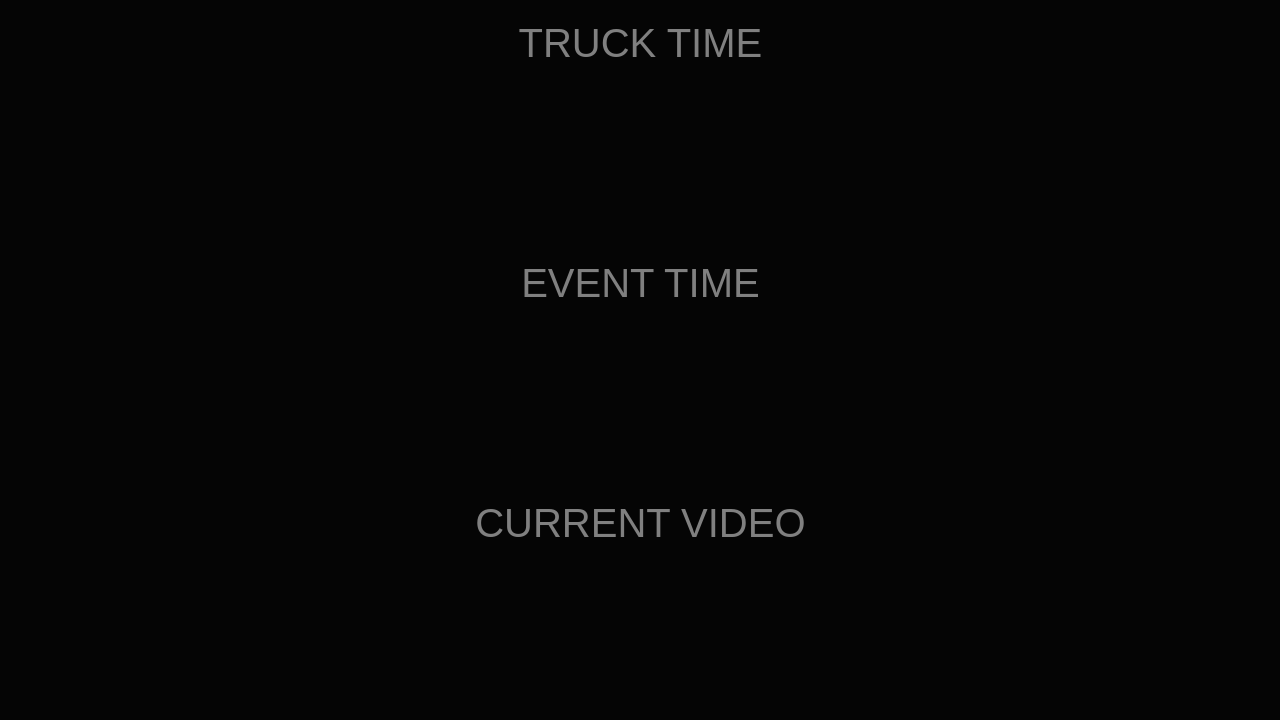
Old version of the form src/mainwindow.ui in the repository petrix/timer.
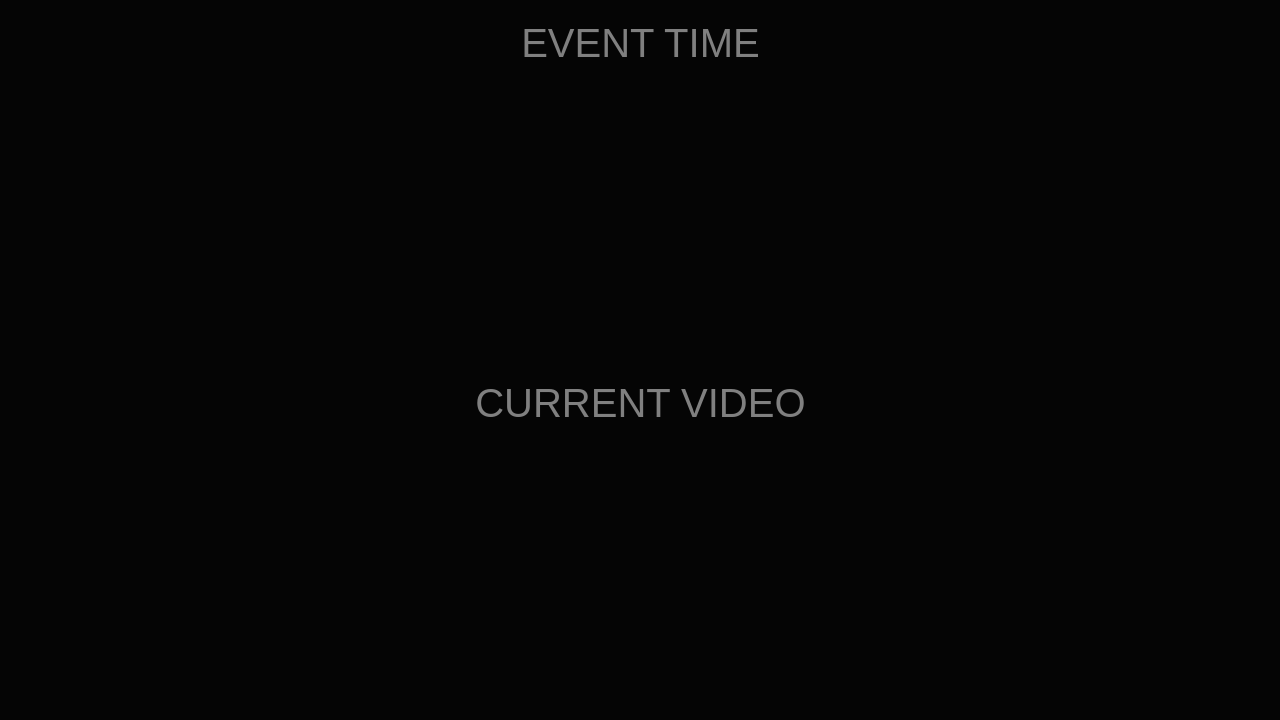
New version of the form. Icons and pictures are not drawn.

```diff
--- a/src/mainwindow.ui
+++ b/src/mainwindow.ui
@@ -78,56 +78,7 @@
 	     
 	     
 	     
-	     /*
-	     
-      <item>
-       <widget class="QWidget" name="panel_1" native="true">
-        <property name="sizePolicy">
-         <sizepolicy hsizetype="Preferred" vsizetype="Preferred">
-          <horstretch>0</horstretch>
-          <verstretch>1</verstretch>
-         </sizepolicy>
-        </property>
-        <property name="minimumSize">
-         <size>
-          <width>0</width>
-          <height>40</height>
-         </size>
-        </property>
-        <layout class="QVBoxLayout" name="_3">
-         <property name="spacing">
-          <number>0</number>
-         </property>
-         <property name="leftMargin">
-          <number>30</number>
-         </property>
-         <property name="topMargin">
-          <number>20</number>
-         </property>
-         <property name="rightMargin">
-          <number>30</number>
-         </property>
-         <property name="bottomMargin">
-          <number>30</number>
-         </property>
-		
-		
-		
-         <item>
-          <widget class="QLabel" name="label_1">
-           <property name="text">
-            <string>TRUCK TIME</string>
-           </property>
-           <property name="alignment">
-            <set>Qt::AlignHCenter|Qt::AlignTop</set>
-           </property>
-          </widget>
-         </item>
-        </layout>
-       </widget>
-      </item>
-	     
-	     */
+
 	     
       <item>
        <widget class="QWidget" name="panel_2" native="true">
```
